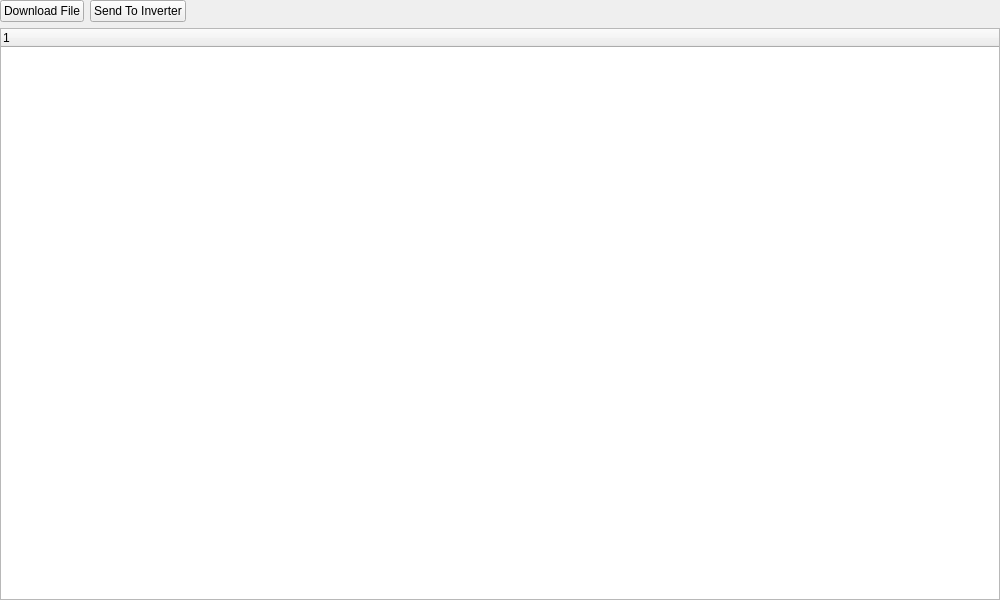
First picture: the form in epyqlib/tabs/files/filesview.ui, repository epcpower/stlib, before the edit.
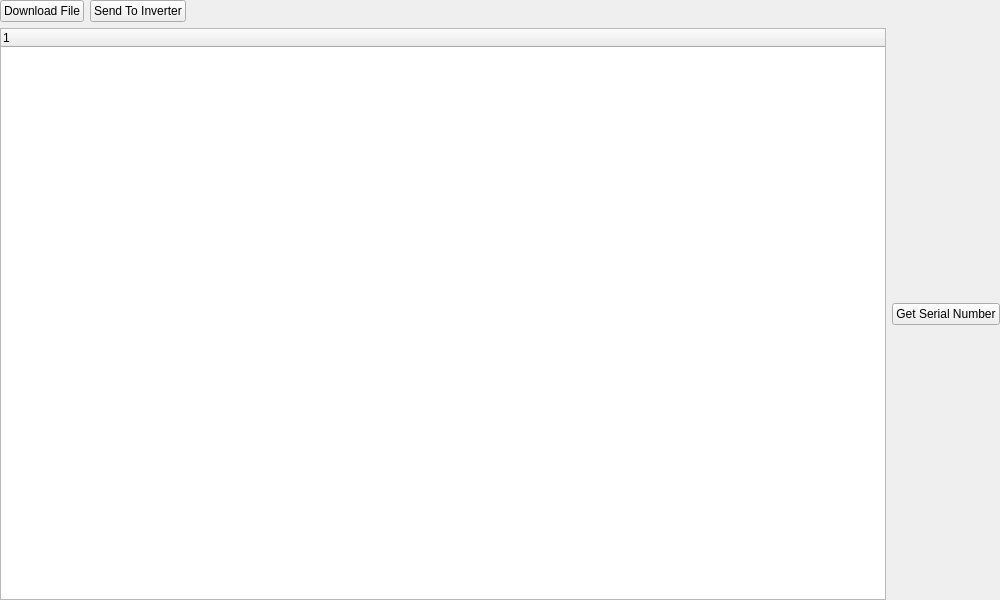
Second picture: the form after the edit.

Commit message: Add get serial number support for files tab

```diff
--- a/epyqlib/tabs/files/filesview.ui
+++ b/epyqlib/tabs/files/filesview.ui
@@ -88,6 +88,13 @@
          </column>
         </widget>
        </item>
+       <item>
+        <widget class="QPushButton" name="get_serial_number">
+         <property name="text">
+          <string>Get Serial Number</string>
+         </property>
+        </widget>
+       </item>
       </layout>
      </item>
     </layout>
```
The commit also changes 3 other files.
